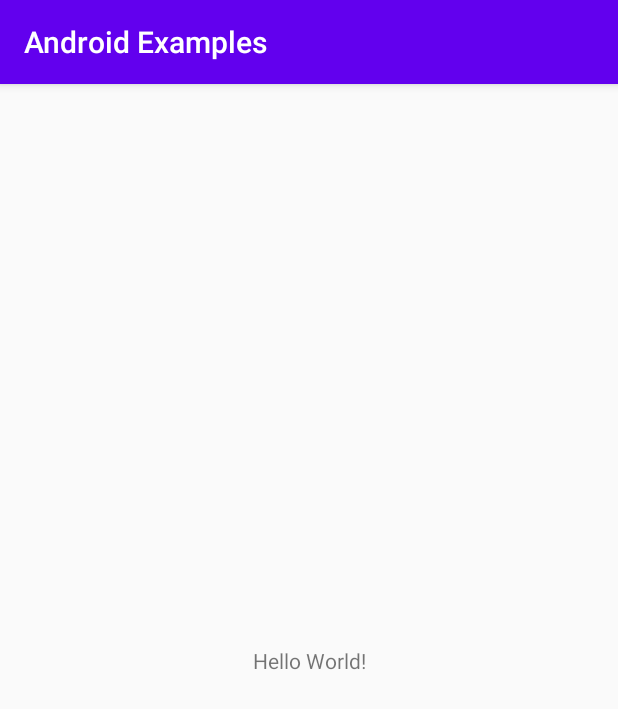
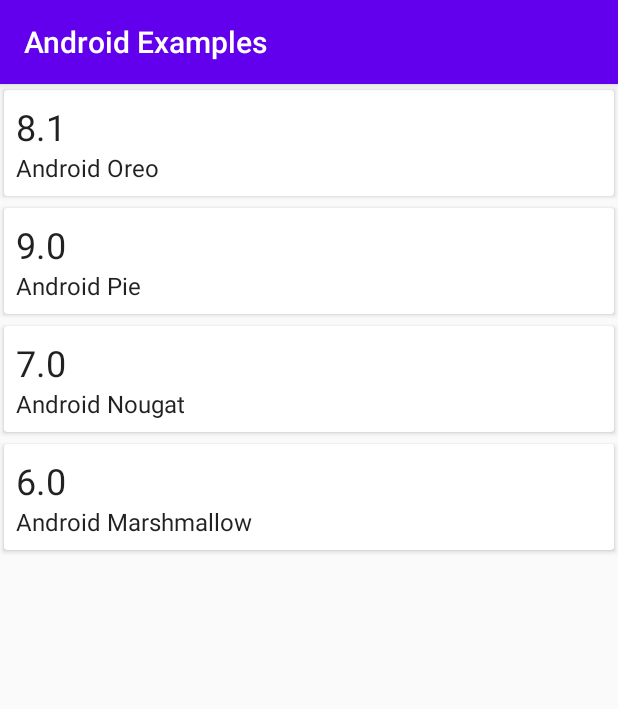
Before and after one commit to milad0x6d/android-samples, an Android app: the screen it shows after launch (MainActivity), on a phone screen of 412 x 824 dp. Shown: the top 709 px of the screen. Run offline under Robolectric (Android 15) with nearby library versions, the phone set to English and light mode, and no system bars; our stand-ins replace data binding.

Commit message:
recycler view databinding done

```diff
--- a/app/build.gradle
+++ b/app/build.gradle
@@ -22,6 +22,9 @@ android {
             proguardFiles getDefaultProguardFile('proguard-android-optimize.txt'), 'proguard-rules.pro'
         }
     }
+    dataBinding{
+        enabled = true
+    }
 
 }
 
@@ -34,4 +37,6 @@ dependencies {
     testImplementation 'junit:junit:4.12'
     androidTestImplementation 'androidx.test.ext:junit:1.1.1'
     androidTestImplementation 'androidx.test.espresso:espresso-core:3.2.0'
+
+    implementation 'com.android.support:design:28.0.0'
 }
--- /dev/null
+++ b/app/src/main/java/ir/milad/androidexamples/CustomClickListener.java
@@ -0,0 +1,5 @@
+package ir.milad.androidexamples;
+
+public interface CustomClickListener {
+    void cardClicked(DataModel f);
+}
--- /dev/null
+++ b/app/src/main/java/ir/milad/androidexamples/DataModel.java
@@ -0,0 +1,12 @@
+package ir.milad.androidexamples;
+
+public class DataModel {
+
+    public String androidVersion, androidName;
+
+
+    public DataModel(String androidVersion, String androidName) {
+        this.androidVersion = androidVersion;
+        this.androidName = androidName;
+    }
+}
--- /dev/null
+++ b/app/src/main/java/ir/milad/androidexamples/MainActivity.java
@@ -0,0 +1,35 @@
+package ir.milad.androidexamples;
+
+import android.os.Bundle;
+
+import androidx.appcompat.app.AppCompatActivity;
+import androidx.databinding.DataBindingUtil;
+
+import java.util.ArrayList;
+import java.util.List;
+
+import ir.milad.androidexamples.databinding.ActivityMainBinding;
+
+public class MainActivity extends AppCompatActivity {
+
+    private ActivityMainBinding binding;
+
+    @Override
+    protected void onCreate(Bundle savedInstanceState) {
+        super.onCreate(savedInstanceState);
+        binding = DataBindingUtil.setContentView(this, R.layout.activity_main);
+        populateData();
+    }
+
+    private void populateData() {
+        List<DataModel> dataModelList = new ArrayList<>();
+
+        dataModelList.add(new DataModel("Android Oreo", "8.1"));
+        dataModelList.add(new DataModel("Android Pie", "9.0"));
+        dataModelList.add(new DataModel("Android Nougat", "7.0"));
+        dataModelList.add(new DataModel("Android Marshmallow", "6.0"));
+
+        RecyclerViewAdapter recyclerViewAdapter = new RecyclerViewAdapter(dataModelList, this);
+        binding.setAdapter(recyclerViewAdapter);
+    }
+}
--- a/app/src/main/java/ir/milad/androidexamples/MainActivity.kt
+++ /dev/null
@@ -1,12 +0,0 @@
-package ir.milad.androidexamples
-
-import androidx.appcompat.app.AppCompatActivity
-import android.os.Bundle
-
-class MainActivity : AppCompatActivity() {
-
-    override fun onCreate(savedInstanceState: Bundle?) {
-        super.onCreate(savedInstanceState)
-        setContentView(R.layout.activity_main)
-    }
-}
--- /dev/null
+++ b/app/src/main/java/ir/milad/androidexamples/RecyclerViewAdapter.java
@@ -0,0 +1,75 @@
+package ir.milad.androidexamples;
+
+import android.content.Context;
+import android.view.LayoutInflater;
+import android.view.ViewGroup;
+import android.widget.Toast;
+
+import androidx.databinding.DataBindingUtil;
+import androidx.recyclerview.widget.RecyclerView;
+
+import java.util.List;
+
+import ir.milad.androidexamples.databinding.ItemRowBinding;
+
+
+public class RecyclerViewAdapter extends RecyclerView.Adapter<RecyclerViewAdapter.ViewHolder> implements CustomClickListener{
+
+    private List<DataModel> dataModelList;
+    private Context context;
+
+    public RecyclerViewAdapter(List<DataModel> dataModelList, Context context) {
+        this.dataModelList = dataModelList;
+        this.context = context;
+    }
+
+
+    @Override
+    public RecyclerViewAdapter.ViewHolder onCreateViewHolder(ViewGroup parent, int i) {
+        ItemRowBinding binding = DataBindingUtil.inflate(LayoutInflater.from(parent.getContext()),
+                R.layout.item_row,parent,false);
+        return new ViewHolder(binding);
+    }
+
+    @Override
+    public void onBindViewHolder(ViewHolder viewHolder, int position) {
+        DataModel dataModel = dataModelList.get(position);
+        viewHolder.bind(dataModel);
+        viewHolder.itemRowBinding.setItemClickListener(this);
+    }
+
+    @Override
+    public int getItemCount() {
+        return dataModelList.size();
+    }
+
+    @Override
+    public void cardClicked(DataModel f) {
+        Toast.makeText(context, "You clicked " + f.androidName, Toast.LENGTH_SHORT).show();
+    }
+
+    public class ViewHolder extends RecyclerView.ViewHolder{
+
+        public ItemRowBinding itemRowBinding;
+
+        public ViewHolder(ItemRowBinding itemRowBinding) {
+            super(itemRowBinding.getRoot());
+            this.itemRowBinding = itemRowBinding;
+        }
+
+        public void bind(Object obj){
+            itemRowBinding.setVariable(BR.model,obj);
+            itemRowBinding.executePendingBindings();
+        }
+    }
+}
+
+/**
+ *
+ Difference between setVariable() and setModel()
+ setVariable() is used in generic circumstances when the type of the data is not known.
+
+ setModel() is auto-generated. We can use the following instead of holder.bind(dataModel);.
+
+ holder.itemRowBinding.setModel(dataModel);
+ */
--- a/app/src/main/res/layout/activity_main.xml
+++ b/app/src/main/res/layout/activity_main.xml
@@ -1,18 +1,28 @@
 <?xml version="1.0" encoding="utf-8"?>
-<androidx.constraintlayout.widget.ConstraintLayout xmlns:android="http://schemas.android.com/apk/res/android"
-    xmlns:app="http://schemas.android.com/apk/res-auto"
-    xmlns:tools="http://schemas.android.com/tools"
+<layout xmlns:android="http://schemas.android.com/apk/res/android"
+    xmlns:app="http://schemas.android.com/apk/res-auto">
+
+    <data>
+        <variable
+            name="adapter"
+            type="ir.milad.androidexamples.RecyclerViewAdapter" />
+    </data>
+
+    <androidx.constraintlayout.widget.ConstraintLayout
+        android:layout_width="match_parent"
+        android:layout_height="match_parent">
+
+        <androidx.recyclerview.widget.RecyclerView
+            android:id="@+id/recyclerView"
             android:layout_width="match_parent"
             android:layout_height="match_parent"
-    tools:context=".MainActivity">
-
-    <TextView
-        android:layout_width="wrap_content"
-        android:layout_height="wrap_content"
-        android:text="Hello World!"
+            android:adapter="@{adapter}"
+            app:layoutManager="androidx.recyclerview.widget.LinearLayoutManager"
             app:layout_constraintBottom_toBottomOf="parent"
             app:layout_constraintLeft_toLeftOf="parent"
             app:layout_constraintRight_toRightOf="parent"
             app:layout_constraintTop_toTopOf="parent" />
 
     </androidx.constraintlayout.widget.ConstraintLayout>
+
+</layout>
--- /dev/null
+++ b/app/src/main/res/layout/item_row.xml
@@ -0,0 +1,46 @@
+<?xml version="1.0" encoding="utf-8"?>
+<layout xmlns:android="http://schemas.android.com/apk/res/android"
+    xmlns:app="http://schemas.android.com/apk/res-auto">
+
+    <data>
+
+        <variable
+            name="model"
+            type="ir.milad.androidexamples.DataModel" />
+
+        <variable
+            name="itemClickListener"
+            type="ir.milad.androidexamples.CustomClickListener" />
+    </data>
+
+    <androidx.cardview.widget.CardView
+        android:layout_width="match_parent"
+        android:layout_height="wrap_content"
+        android:onClick="@{() -> itemClickListener.cardClicked(model)}"
+        app:cardUseCompatPadding="true">
+
+        <LinearLayout
+            android:layout_width="wrap_content"
+            android:layout_margin="8dp"
+            android:layout_height="wrap_content"
+            android:orientation="vertical">
+
+            <TextView
+                android:id="@+id/tvAndroidName"
+                android:layout_width="wrap_content"
+                android:layout_height="wrap_content"
+                android:text="@{model.androidName}"
+                android:textAppearance="@style/TextAppearance.AppCompat.Headline" />
+
+            <TextView
+                android:id="@+id/tvAndroidVersion"
+                android:layout_width="wrap_content"
+                android:layout_height="wrap_content"
+                android:text="@{model.androidVersion}"
+                android:textAppearance="@style/TextAppearance.AppCompat.Subhead" />
+
+        </LinearLayout>
+
+    </androidx.cardview.widget.CardView>
+
+</layout>
```
Lines whose indentation alone changed are shown as unchanged.
